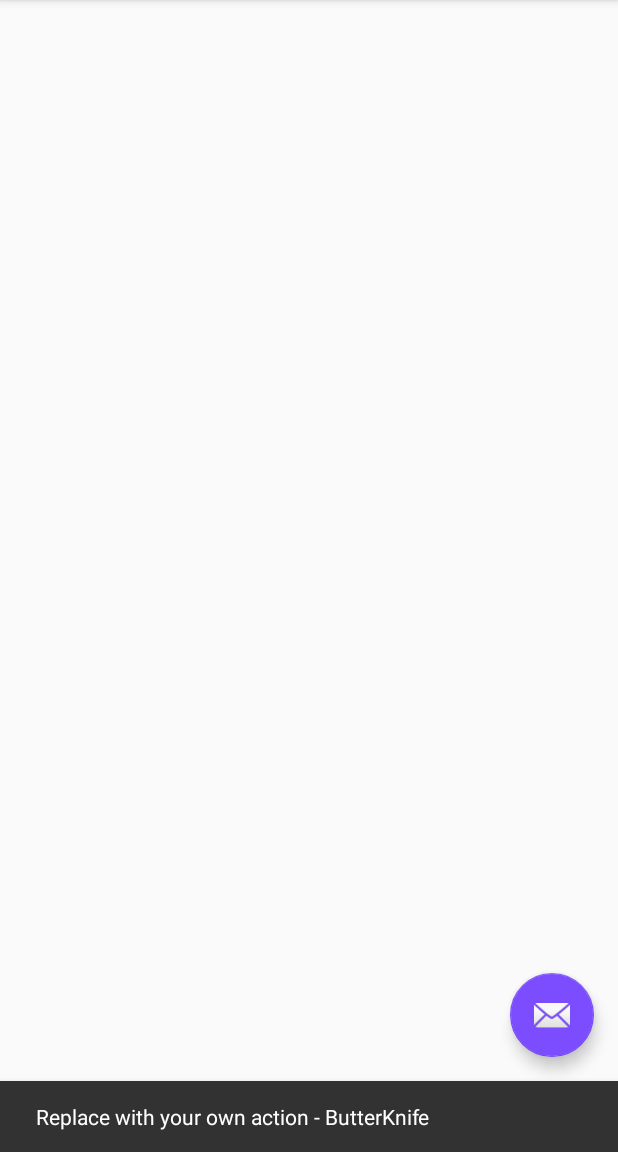
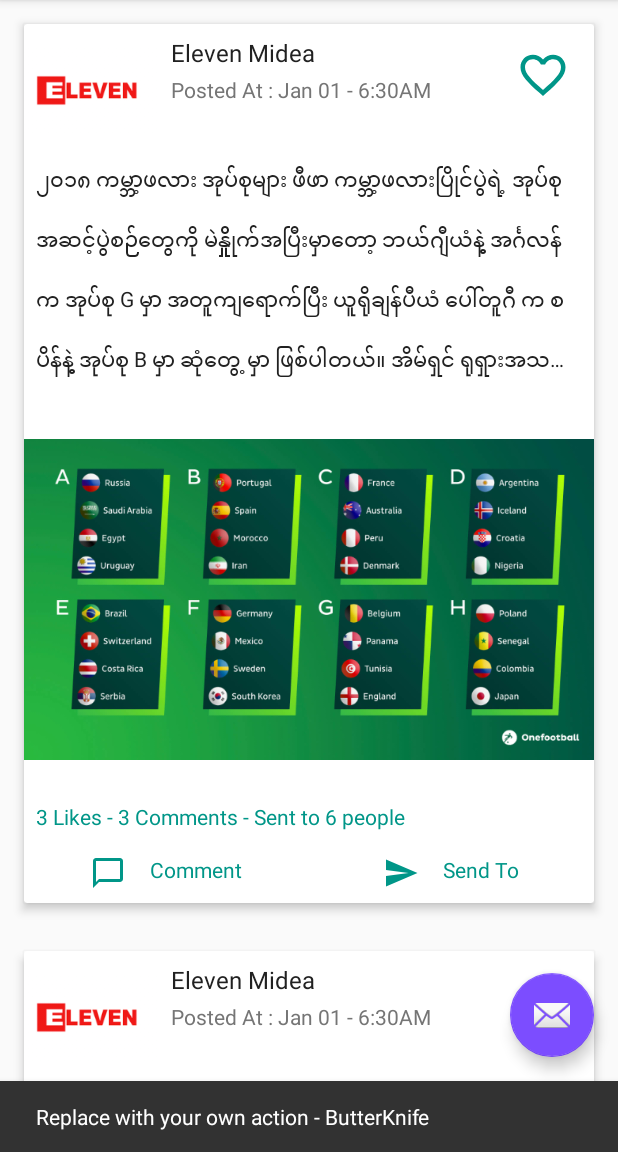
Before and after one commit to Htoo1993/PADC-3-F-HAN-MM-News, an Android app: the screen it shows after launch (MainActivity), after a tap on an icon or button, on a phone screen of 412 x 824 dp, the part 84-1236 px from its top. Run offline under Robolectric (Android 15) with nearby library versions, the light colour scheme and no system bars; our stand-ins replace ButterKnife.

Commit message:
implement layout and adapter class

```diff
--- a/app/build.gradle
+++ b/app/build.gradle
@@ -25,6 +25,8 @@
     implementation 'com.android.support:design:26.1.0'
     implementation 'com.android.support:recyclerview-v7:26.1.0'
 
+    compile 'com.android.support:cardview-v7:26.1.0'
+
     compile 'com.jakewharton:butterknife:8.8.1'
     annotationProcessor 'com.jakewharton:butterknife-compiler:8.8.1'
 
--- a/app/src/main/java/xyz/htooaungnaing/news/activities/MainActivity.java
+++ b/app/src/main/java/xyz/htooaungnaing/news/activities/MainActivity.java
@@ -4,6 +4,7 @@
 import android.support.design.widget.FloatingActionButton;
 import android.support.design.widget.Snackbar;
 import android.support.v7.app.AppCompatActivity;
+import android.support.v7.widget.LinearLayoutManager;
 import android.support.v7.widget.RecyclerView;
 import android.support.v7.widget.Toolbar;
 import android.view.View;
@@ -14,6 +15,7 @@
 import butterknife.ButterKnife;
 import butterknife.OnClick;
 import xyz.htooaungnaing.news.R;
+import xyz.htooaungnaing.news.adapters.NewsAdapter;
 
 public class MainActivity extends AppCompatActivity {
 
@@ -26,15 +28,24 @@
     @BindView(R.id.fab)
     FloatingActionButton fab;
 
+    private NewsAdapter mNewsAdapter;
+
     @Override
     protected void onCreate(Bundle savedInstanceState) {
         super.onCreate(savedInstanceState);
         setContentView(R.layout.activity_main);
 
         // initialize the butterknife
-        ButterKnife.bind(this,this);
+        ButterKnife.bind(this, this);
 
         setSupportActionBar(toolbar);
+
+        mNewsAdapter = new NewsAdapter();
+
+        LinearLayoutManager linearLayoutManager = new LinearLayoutManager(getApplicationContext(), LinearLayoutManager.VERTICAL, false);
+        rvNews.setLayoutManager(linearLayoutManager);
+
+        rvNews.setAdapter(mNewsAdapter);
 
     }
 
@@ -61,7 +72,7 @@
     }
 
     @OnClick(R.id.fab)
-    public void onTapFab(View view){
+    public void onTapFab(View view) {
         Snackbar.make(view, "Replace with your own action - ButterKnife", Snackbar.LENGTH_LONG)
                 .setAction("Action", null).show();
     }
--- /dev/null
+++ b/app/src/main/java/xyz/htooaungnaing/news/adapters/NewsAdapter.java
@@ -0,0 +1,36 @@
+package xyz.htooaungnaing.news.adapters;
+
+import android.content.Context;
+import android.support.v7.widget.RecyclerView;
+import android.view.LayoutInflater;
+import android.view.View;
+import android.view.ViewGroup;
+
+import xyz.htooaungnaing.news.R;
+import xyz.htooaungnaing.news.viewholders.ItemNewsViewHolder;
+
+/**
+ * Created by htoo on 12/3/2017.
+ */
+
+public class NewsAdapter extends RecyclerView.Adapter {
+    @Override
+    public RecyclerView.ViewHolder onCreateViewHolder(ViewGroup parent, int viewType) {
+        Context context = parent.getContext();
+        LayoutInflater inflater = LayoutInflater.from(context);
+        View newsItemView = inflater.inflate(R.layout.item_news, parent, false);
+        ItemNewsViewHolder itemNewsViewHolder = new ItemNewsViewHolder(newsItemView);
+
+        return itemNewsViewHolder;
+    }
+
+    @Override
+    public void onBindViewHolder(RecyclerView.ViewHolder holder, int position) {
+
+    }
+
+    @Override
+    public int getItemCount() {
+        return 16;
+    }
+}
--- /dev/null
+++ b/app/src/main/java/xyz/htooaungnaing/news/viewholders/ItemNewsViewHolder.java
@@ -0,0 +1,15 @@
+package xyz.htooaungnaing.news.viewholders;
+
+import android.support.v7.widget.RecyclerView;
+import android.view.View;
+
+/**
+ * Created by htoo on 12/3/2017.
+ */
+
+public class ItemNewsViewHolder extends RecyclerView.ViewHolder {
+
+    public ItemNewsViewHolder(View itemView) {
+        super(itemView);
+    }
+}
--- /dev/null
+++ b/app/src/main/res/drawable/ic_chat_bubble_outline_black_24dp.xml
@@ -0,0 +1,9 @@
+<vector xmlns:android="http://schemas.android.com/apk/res/android"
+        android:width="24dp"
+        android:height="24dp"
+        android:viewportWidth="24.0"
+        android:viewportHeight="24.0">
+    <path
+        android:fillColor="#FF000000"
+        android:pathData="M20,2L4,2c-1.1,0 -2,0.9 -2,2v18l4,-4h14c1.1,0 2,-0.9 2,-2L22,4c0,-1.1 -0.9,-2 -2,-2zM20,16L6,16l-2,2L4,4h16v12z"/>
+</vector>
--- /dev/null
+++ b/app/src/main/res/drawable/ic_favorite_border_black_36dp.xml
@@ -0,0 +1,9 @@
+<vector xmlns:android="http://schemas.android.com/apk/res/android"
+        android:width="36dp"
+        android:height="36dp"
+        android:viewportWidth="24.0"
+        android:viewportHeight="24.0">
+    <path
+        android:fillColor="#FF000000"
+        android:pathData="M16.5,3c-1.74,0 -3.41,0.81 -4.5,2.09C10.91,3.81 9.24,3 7.5,3 4.42,3 2,5.42 2,8.5c0,3.78 3.4,6.86 8.55,11.54L12,21.35l1.45,-1.32C18.6,15.36 22,12.28 22,8.5 22,5.42 19.58,3 16.5,3zM12.1,18.55l-0.1,0.1 -0.1,-0.1C7.14,14.24 4,11.39 4,8.5 4,6.5 5.5,5 7.5,5c1.54,0 3.04,0.99 3.57,2.36h1.87C13.46,5.99 14.96,5 16.5,5c2,0 3.5,1.5 3.5,3.5 0,2.89 -3.14,5.74 -7.9,10.05z"/>
+</vector>
--- /dev/null
+++ b/app/src/main/res/drawable/ic_send_black_24dp.xml
@@ -0,0 +1,9 @@
+<vector xmlns:android="http://schemas.android.com/apk/res/android"
+        android:width="24dp"
+        android:height="24dp"
+        android:viewportWidth="24.0"
+        android:viewportHeight="24.0">
+    <path
+        android:fillColor="#FF000000"
+        android:pathData="M2.01,21L23,12 2.01,3 2,10l15,2 -15,2z"/>
+</vector>
--- a/app/src/main/res/layout/item_news.xml
+++ b/app/src/main/res/layout/item_news.xml
@@ -1,5 +1,13 @@
 <?xml version="1.0" encoding="utf-8"?>
-<RelativeLayout xmlns:android="http://schemas.android.com/apk/res/android"
+
+<android.support.v7.widget.CardView xmlns:android="http://schemas.android.com/apk/res/android"
+    android:layout_width="match_parent"
+    android:layout_height="match_parent"
+    xmlns:app="http://schemas.android.com/apk/res-auto"
+    android:layout_margin="16dp"
+    app:cardElevation="4dp">
+
+    <RelativeLayout
         android:layout_width="match_parent"
         android:layout_height="match_parent">
 
@@ -34,6 +42,17 @@
             android:textSize="14sp"
             />
 
+        <ImageView
+            android:id="@+id/iv_favourite"
+            android:layout_width="wrap_content"
+            android:layout_height="wrap_content"
+            android:src="@drawable/ic_favorite_border_black_36dp"
+            android:layout_alignParentRight="true"
+            android:layout_margin="8dp"
+            android:padding="8dp"
+            android:tint="@color/primary"
+            />
+
         <TextView
             android:id="@+id/tv_news_brief"
             android:layout_width="wrap_content"
@@ -51,10 +70,78 @@
 
         <ImageView
             android:id="@+id/iv_news"
-        android:layout_width="wrap_content"
+            android:layout_width="match_parent"
             android:layout_height="wrap_content"
             android:src="@drawable/img_dummy_news"
             android:layout_below="@id/tv_news_brief"
+            android:layout_marginTop="8dp"
             />
 
+        <TextView
+            android:id="@+id/tv_action_result"
+            android:layout_width="match_parent"
+            android:layout_height="wrap_content"
+            android:text="3 Likes - 3 Comments - Sent to 6 people"
+            android:layout_below="@id/iv_news"
+            android:textColor="@color/primary"
+            android:layout_marginLeft="8dp"
+            />
+
+        <LinearLayout
+            android:id="@+id/ll_user_actions"
+            android:layout_width="match_parent"
+            android:layout_height="wrap_content"
+            android:orientation="horizontal"
+            android:layout_below="@id/tv_action_result"
+            android:weightSum="2"
+            android:layout_marginTop="8dp"
+            >
+
+            <FrameLayout
+                android:layout_width="0dp"
+                android:layout_height="wrap_content"
+                android:layout_weight="1"
+                android:padding="8dp"
+                >
+
+                <TextView
+                    android:id="@+id/btn_comment"
+                    android:layout_width="wrap_content"
+                    android:layout_height="wrap_content"
+                    android:layout_weight="1"
+                    android:text="Comment"
+                    android:drawableLeft="@drawable/ic_chat_bubble_outline_black_24dp"
+                    android:drawablePadding="16dp"
+                    android:textColor="@color/primary"
+                    android:drawableTint="@color/primary"
+                    android:layout_gravity="center_horizontal"
+                    />
+
+            </FrameLayout>
+
+            <FrameLayout
+                android:layout_width="0dp"
+                android:layout_height="wrap_content"
+                android:layout_weight="1"
+                android:padding="8dp"
+                >
+
+                <TextView
+                    android:id="@+id/btn_send_to"
+                    android:layout_width="wrap_content"
+                    android:layout_height="wrap_content"
+                    android:layout_weight="1"
+                    android:text="Send To"
+                    android:drawableLeft="@drawable/ic_send_black_24dp"
+                    android:drawablePadding="16dp"
+                    android:textColor="@color/primary"
+                    android:drawableTint="@color/primary"
+                    android:layout_gravity="center_horizontal"
+                    />
+
+            </FrameLayout>
+
+        </LinearLayout>
+
     </RelativeLayout>
+</android.support.v7.widget.CardView>
```
Also changed, not shown: app/src/main/res/drawable-xxxhdpi/img_dummy_news.jpeg (added), app/src/main/res/drawable-xxxhdpi/img_dummy_news.jpg (deleted). Lines whose indentation alone changed are shown as unchanged.
